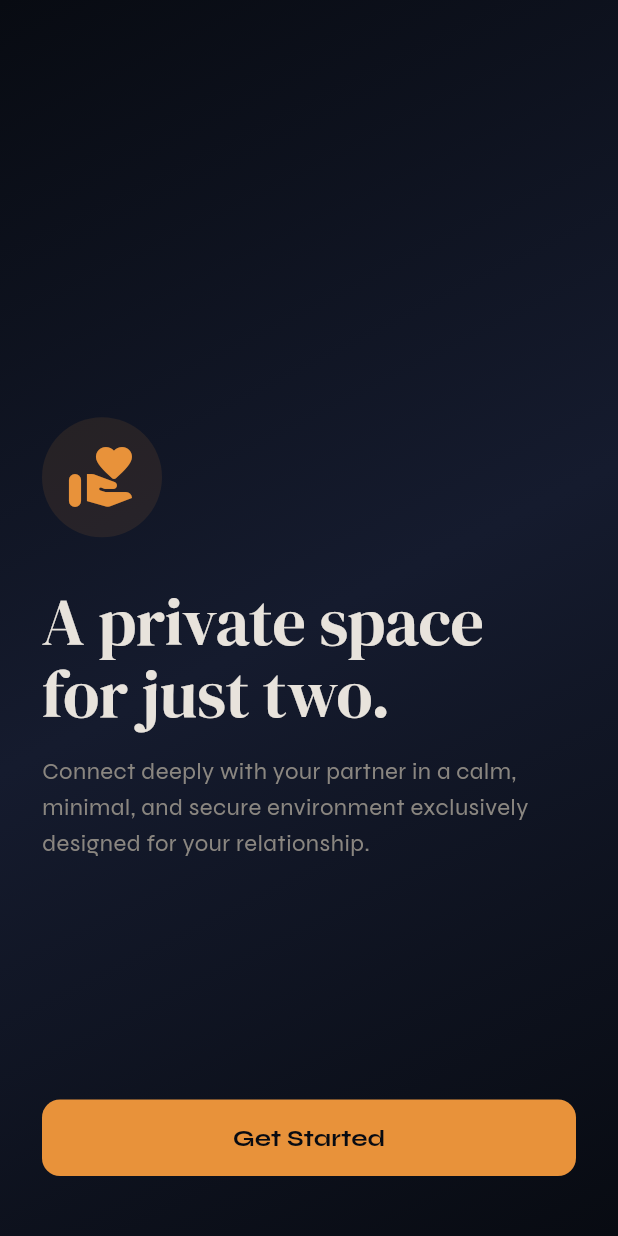
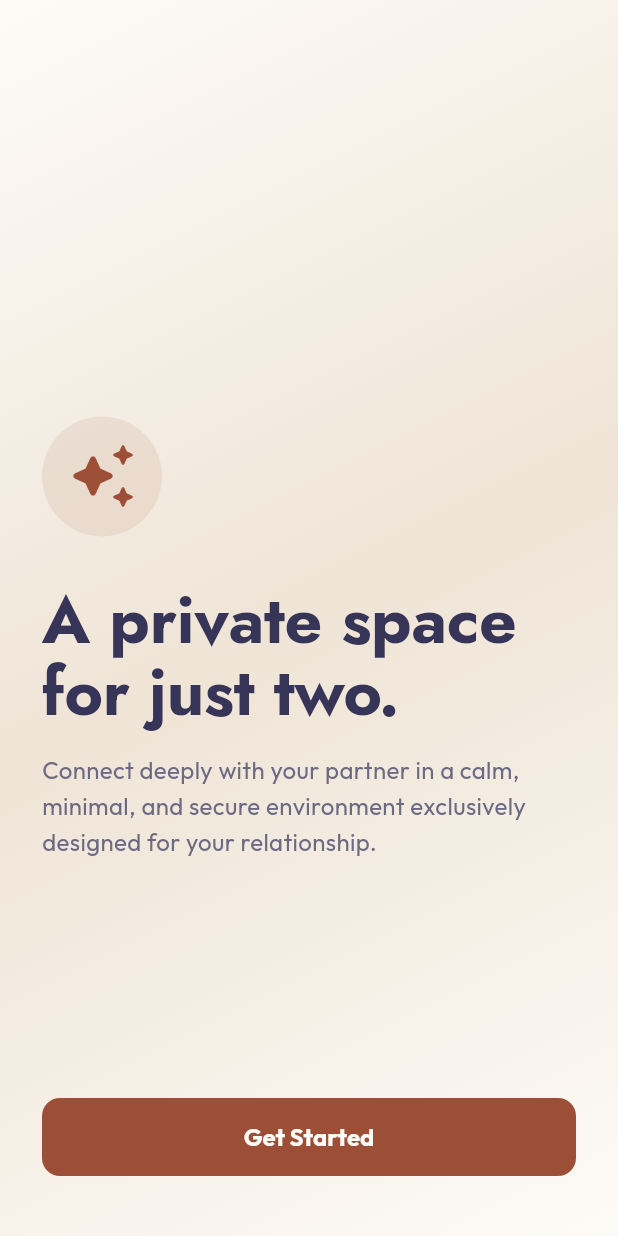
Before and after one commit to HanuShashwat/Twouple, a Flutter app: the screen it shows after launch, on a phone screen of 412 x 824 dp. Run offline on Flutter 3.47's test engine with Material 3 defaults, Android fonts, the phone set to English and light mode, and no system bars; our stand-ins replace dio, equatable, fl_chart, flutter_bloc, flutter_map, go_router and 2 more.

Commit message:
refactor(app): switch from dark to light theme refactor(colors): update app colors refactor(theme): update text theme and fonts refactor(pages): update icons and borders refactor(dialogs): update dialog themes

```diff
--- a/lib/app.dart
+++ b/lib/app.dart
@@ -19,7 +19,7 @@ class TwoupleApp extends StatelessWidget {
       ],
       child: MaterialApp.router(
         title: 'Twouple',
-        theme: AppTheme.darkTheme,
+        theme: AppTheme.lightTheme,
         routerConfig: AppRouter.router,
         debugShowCheckedModeBanner: false,
       ),
--- a/lib/core/constants/app_constants.dart
+++ b/lib/core/constants/app_constants.dart
@@ -1,17 +1,17 @@
 import 'package:flutter/material.dart';
 
 class AppColors {
-  static const Color background = Color(0xFF080B12);
-  static const Color surface = Color(0xFF0E1220);
-  static const Color elevated = Color(0xFF151B2E);
+  static const Color background = Color(0xFFFDFBF7);
+  static const Color surface = Color(0xFFF5EBE1);
+  static const Color elevated = Color(0xFFEFE4D6);
 
-  static const Color primary = Color(0xFFE8923A);
-  static const Color secondary = Color(0xFF2BBFA8);
-  static const Color error = Color(0xFFE8604A);
+  static const Color primary = Color(0xFF9C4F36);
+  static const Color secondary = Color(0xFFE5CCB0);
+  static const Color error = Color(0xFFD9534F);
 
-  static const Color textPrimary = Color(0xFFE8E3DC);
-  static const Color textSecondary = Color(0xFF8A8680);
-  static const Color textMuted = Color(0xFF5A5650);
+  static const Color textPrimary = Color(0xFF363457);
+  static const Color textSecondary = Color(0xFF6C6A82);
+  static const Color textMuted = Color(0xFFA6A4BB);
 }
 
 class AppConstants {
--- a/lib/core/theme/app_theme.dart
+++ b/lib/core/theme/app_theme.dart
@@ -3,24 +3,24 @@ import 'package:google_fonts/google_fonts.dart';
 import '../constants/app_constants.dart';
 
 class AppTheme {
-  static ThemeData get darkTheme {
+  static ThemeData get lightTheme {
     return ThemeData(
-      brightness: Brightness.dark,
+      brightness: Brightness.light,
       scaffoldBackgroundColor: AppColors.background,
       primaryColor: AppColors.primary,
-      colorScheme: ColorScheme.dark(
+      colorScheme: const ColorScheme.light(
         primary: AppColors.primary,
         secondary: AppColors.secondary,
         error: AppColors.error,
         surface: AppColors.surface,
       ),
-      textTheme: GoogleFonts.syneTextTheme(ThemeData.dark().textTheme).copyWith(
-        displayLarge: GoogleFonts.dmSerifDisplay(color: AppColors.textPrimary),
-        displayMedium: GoogleFonts.dmSerifDisplay(color: AppColors.textPrimary),
-        titleLarge: GoogleFonts.dmSerifDisplay(color: AppColors.textPrimary),
-        bodyLarge: GoogleFonts.syne(color: AppColors.textPrimary),
-        bodyMedium: GoogleFonts.syne(color: AppColors.textSecondary),
-        labelLarge: GoogleFonts.ibmPlexMono(color: AppColors.textPrimary),
+      textTheme: GoogleFonts.jostTextTheme(ThemeData.light().textTheme).copyWith(
+        displayLarge: GoogleFonts.jost(color: AppColors.textPrimary, fontWeight: FontWeight.bold),
+        displayMedium: GoogleFonts.jost(color: AppColors.textPrimary, fontWeight: FontWeight.bold),
+        titleLarge: GoogleFonts.jost(color: AppColors.textPrimary, fontWeight: FontWeight.w600),
+        bodyLarge: GoogleFonts.outfit(color: AppColors.textPrimary),
+        bodyMedium: GoogleFonts.outfit(color: AppColors.textSecondary),
+        labelLarge: GoogleFonts.outfit(color: AppColors.textPrimary, fontWeight: FontWeight.w500),
       ),
       elevatedButtonTheme: ElevatedButtonThemeData(
         style: ElevatedButton.styleFrom(
@@ -31,7 +31,7 @@ class AppTheme {
             borderRadius: BorderRadius.circular(12),
           ),
           padding: const EdgeInsets.symmetric(vertical: 16),
-          textStyle: GoogleFonts.syne(fontWeight: FontWeight.bold, fontSize: 16),
+          textStyle: GoogleFonts.outfit(fontWeight: FontWeight.bold, fontSize: 16),
         ),
       ),
       inputDecorationTheme: InputDecorationTheme(
--- a/lib/features/auth/presentation/pages/landing_page.dart
+++ b/lib/features/auth/presentation/pages/landing_page.dart
@@ -72,7 +72,7 @@ class _LandingPageState extends State<LandingPage> with SingleTickerProviderStat
                             shape: BoxShape.circle,
                           ),
                           child: const Icon(
-                            Icons.volunteer_activism_rounded,
+                            Icons.auto_awesome_rounded,
                             size: 48,
                             color: AppColors.primary,
                           ),
--- a/lib/features/auth/presentation/pages/onboarding_birth_page.dart
+++ b/lib/features/auth/presentation/pages/onboarding_birth_page.dart
@@ -60,8 +60,8 @@ class _OnboardingBirthPageState extends State<OnboardingBirthPage> {
       lastDate: DateTime.now(),
       builder: (context, child) {
         return Theme(
-          data: ThemeData.dark().copyWith(
-            colorScheme: const ColorScheme.dark(
+          data: ThemeData.light().copyWith(
+            colorScheme: const ColorScheme.light(
               primary: AppColors.primary,
               onPrimary: AppColors.background,
               surface: AppColors.surface,
@@ -85,8 +85,8 @@ class _OnboardingBirthPageState extends State<OnboardingBirthPage> {
       initialTime: TimeOfDay.now(),
       builder: (context, child) {
         return Theme(
-          data: ThemeData.dark().copyWith(
-            colorScheme: const ColorScheme.dark(
+          data: ThemeData.light().copyWith(
+            colorScheme: const ColorScheme.light(
               primary: AppColors.primary,
               surface: AppColors.surface,
               onSurface: AppColors.textPrimary,
@@ -220,7 +220,7 @@ class _OnboardingBirthPageState extends State<OnboardingBirthPage> {
                 decoration: BoxDecoration(
                   color: AppColors.elevated,
                   borderRadius: BorderRadius.circular(12),
-                  border: Border.all(color: Colors.grey.shade800),
+                  border: Border.all(color: AppColors.textMuted.withValues(alpha: 0.3)),
                 ),
                 child: ListView.separated(
                   shrinkWrap: true,
@@ -247,7 +247,7 @@ class _OnboardingBirthPageState extends State<OnboardingBirthPage> {
               height: 220,
               decoration: BoxDecoration(
                 borderRadius: BorderRadius.circular(12),
-                border: Border.all(color: Colors.grey.shade800),
+                border: Border.all(color: AppColors.textMuted.withValues(alpha: 0.3)),
               ),
               child: ClipRRect(
                 borderRadius: BorderRadius.circular(12),
```
